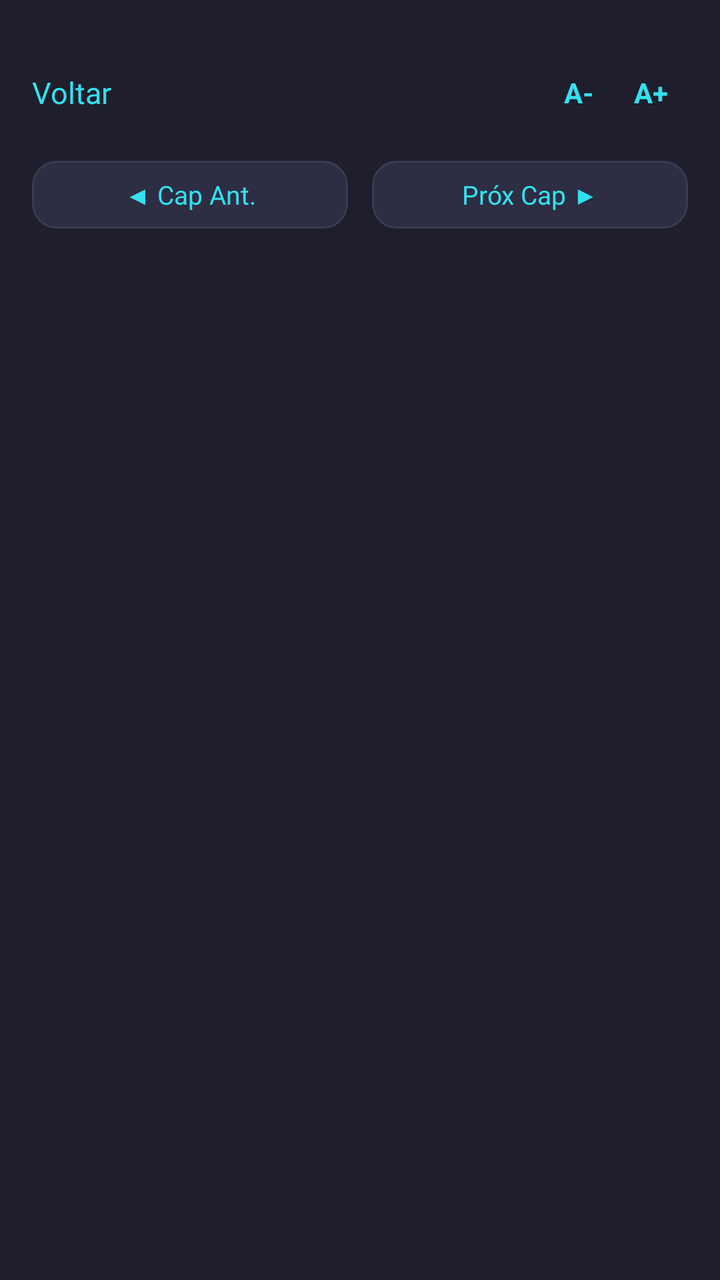
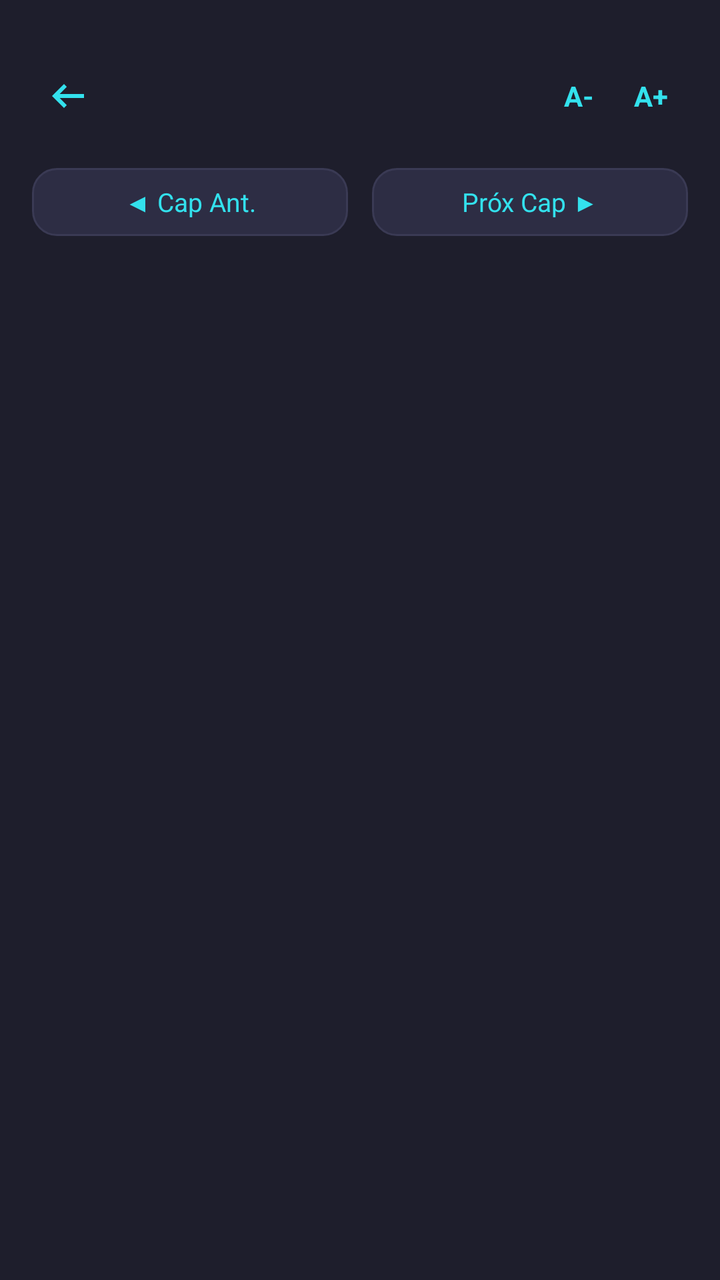

An Android layout rendered at two revisions. The XML below is the earlier revision; the diff shows what the commit changed to produce the second picture.
<!-- AndroidManifest.xml: application theme Theme.StrongBible -->
<!-- res/layout/screen_reading.xml -->
<?xml version="1.0" encoding="utf-8"?>
<LinearLayout xmlns:android="http://schemas.android.com/apk/res/android"
    android:layout_width="match_parent"
    android:layout_height="match_parent"
    android:orientation="vertical"
    android:paddingLeft="16dp"
    android:paddingTop="24dp"
    android:paddingRight="16dp"
    android:paddingBottom="16dp" > 
    <LinearLayout
        android:layout_width="match_parent"
        android:layout_height="wrap_content"
        android:orientation="horizontal"
        android:gravity="center_vertical"
        android:paddingBottom="12dp">

        <TextView
            android:id="@+id/back_btn_reading"
            android:layout_width="wrap_content"
            android:layout_height="wrap_content"
            android:text="Voltar"
            android:textColor="?attr/appColorAccent" android:textSize="15sp"
            android:paddingRight="12dp"
            android:paddingTop="12dp"
            android:foreground="?android:attr/selectableItemBackground"
            android:clickable="true"
            android:focusable="true"
            android:paddingBottom="12dp"/>

        <TextView
            android:id="@+id/title_header_reading"
            android:layout_width="0dp"
            android:layout_height="wrap_content"
            android:layout_weight="1"
            android:textColor="?attr/appTextColorPrimary" android:textSize="18sp"
            android:gravity="center"
            android:textStyle="bold" />

        <TextView
            android:id="@+id/font_smaller"
            android:layout_width="wrap_content"
            android:layout_height="wrap_content"
            android:text="A-"
            android:textColor="?attr/appColorAccent" android:textSize="14sp"
            android:textStyle="bold"
            android:padding="10dp"
            android:foreground="?android:attr/selectableItemBackground"
            android:clickable="true"
            android:focusable="true"/>

        <TextView
            android:id="@+id/font_bigger"
            android:layout_width="wrap_content"
            android:layout_height="wrap_content"
            android:text="A+"
            android:textColor="?attr/appColorAccent" android:textSize="14sp"
            android:textStyle="bold"
            android:padding="10dp"
            android:foreground="?android:attr/selectableItemBackground"
            android:clickable="true"
            android:focusable="true"/>
    </LinearLayout>

    <LinearLayout
        android:layout_width="match_parent"
        android:layout_height="wrap_content"
        android:orientation="horizontal"
        android:gravity="center"
        android:paddingBottom="14dp">

        <TextView
            android:id="@+id/prev_btn"
            android:layout_width="0dp"
            android:layout_height="wrap_content"
            android:layout_weight="1"
            android:text="◀ Cap Ant."
            android:textColor="?attr/appColorAccent" android:textSize="13sp"
            android:paddingLeft="16dp"
            android:paddingTop="8dp"
            android:paddingRight="16dp"
            android:paddingBottom="8dp"
            android:background="@drawable/bg_card_border"
            android:gravity="center"
            android:foreground="?android:attr/selectableItemBackground"
            android:clickable="true"
            android:focusable="true"/>

        <View
            android:layout_width="12dp"
            android:layout_height="1dp" />

        <TextView
            android:id="@+id/next_btn"
            android:layout_width="0dp"
            android:layout_height="wrap_content"
            android:layout_weight="1"
            android:text="Próx Cap ▶"
            android:textColor="?attr/appColorAccent" android:textSize="13sp"
            android:paddingLeft="16dp"
            android:paddingTop="8dp"
            android:paddingRight="16dp"
            android:paddingBottom="8dp"
            android:background="@drawable/bg_card_border"
            android:gravity="center"
            android:foreground="?android:attr/selectableItemBackground"
            android:clickable="true"
            android:focusable="true"/>
    </LinearLayout>

    <ScrollView
        android:layout_width="match_parent"
        android:layout_height="0dp"
        android:layout_weight="1">

        <LinearLayout
            android:id="@+id/verses_container"
            android:layout_width="match_parent"
            android:layout_height="wrap_content"
            android:orientation="vertical" />
    </ScrollView>
</LinearLayout>
<!-- resources referenced by this layout -->
<resources>
  <!-- drawable bg_card_border (drawable) -->
  <?xml version="1.0" encoding="utf-8"?>
  <shape xmlns:android="http://schemas.android.com/apk/res/android">
      <solid android:color="?attr/appColorSurface"/>
      <corners android:radius="12dp"/>
      <stroke android:width="1dp" android:color="?attr/appColorStroke"/>
  </shape>
  <style name="Theme.StrongBible" parent="android:Theme.DeviceDefault.NoActionBar">
          <item name="appBackgroundColor">@color/brand_blue_dark</item>
          <item name="appTextColorPrimary">@color/pure_white</item>
          <item name="appColorAccent">@color/brand_blue_bright</item>
          <item name="appColorSurface">@color/surface_blue_card</item>
          <item name="appColorStroke">@color/stroke_blue</item>
          <item name="appTextColorSecondary">@color/text_secondary_blue</item>
          <item name="appTabSelectedColor">@color/pure_white</item>
  
          <item name="android:windowBackground">?attr/appBackgroundColor</item>
      </style>
  <color name="brand_blue_dark">#1E1E2C</color>
  <color name="pure_white">#FFFFFF</color>
  <color name="brand_blue_bright">#33E1ED</color>
  <color name="surface_blue_card">#2D2D44</color>
  <color name="stroke_blue">#3A3A54</color>
  <color name="text_secondary_blue">#9A9AB0</color>
</resources>

<!-- the commit's change to res/layout/screen_reading.xml (unified diff, before → after) -->
@@ -14,18 +14,18 @@
         android:gravity="center_vertical"
         android:paddingBottom="12dp">
 
-        <TextView
+        <ImageView
             android:id="@+id/back_btn_reading"
-            android:layout_width="wrap_content"
-            android:layout_height="wrap_content"
-            android:text="Voltar"
-            android:textColor="?attr/appColorAccent" android:textSize="15sp"
+            android:layout_width="48dp"
+            android:layout_height="48dp"
+            android:src="@drawable/ic_arrow_left"
+            android:tint="?attr/appColorAccent"
             android:paddingRight="12dp"
             android:paddingTop="12dp"
+            android:paddingBottom="12dp"
             android:foreground="?android:attr/selectableItemBackground"
             android:clickable="true"
-            android:focusable="true"
-            android:paddingBottom="12dp"/>
+            android:focusable="true"/>
 
         <TextView
             android:id="@+id/title_header_reading"
<!-- resource entries referenced after the edit -->
@@ -7,6 +7,18 @@
       <corners android:radius="12dp"/>
       <stroke android:width="1dp" android:color="?attr/appColorStroke"/>
   </shape>
+  <!-- drawable ic_arrow_left (drawable) -->
+  <vector xmlns:android="http://schemas.android.com/apk/res/android"
+      android:width="24dp"
+      android:height="24dp"
+      android:viewportWidth="960"
+      android:viewportHeight="960"
+      android:tint="?attr/colorControlNormal"
+      android:autoMirrored="true">
+    <path
+        android:fillColor="@android:color/white"
+        android:pathData="M400,720L160,480L400,240L456,298L314,440L800,440L800,520L314,520L456,662L400,720Z"/>
+  </vector>
   <style name="Theme.StrongBible" parent="android:Theme.DeviceDefault.NoActionBar">
           <item name="appBackgroundColor">@color/brand_blue_dark</item>
           <item name="appTextColorPrimary">@color/pure_white</item>
